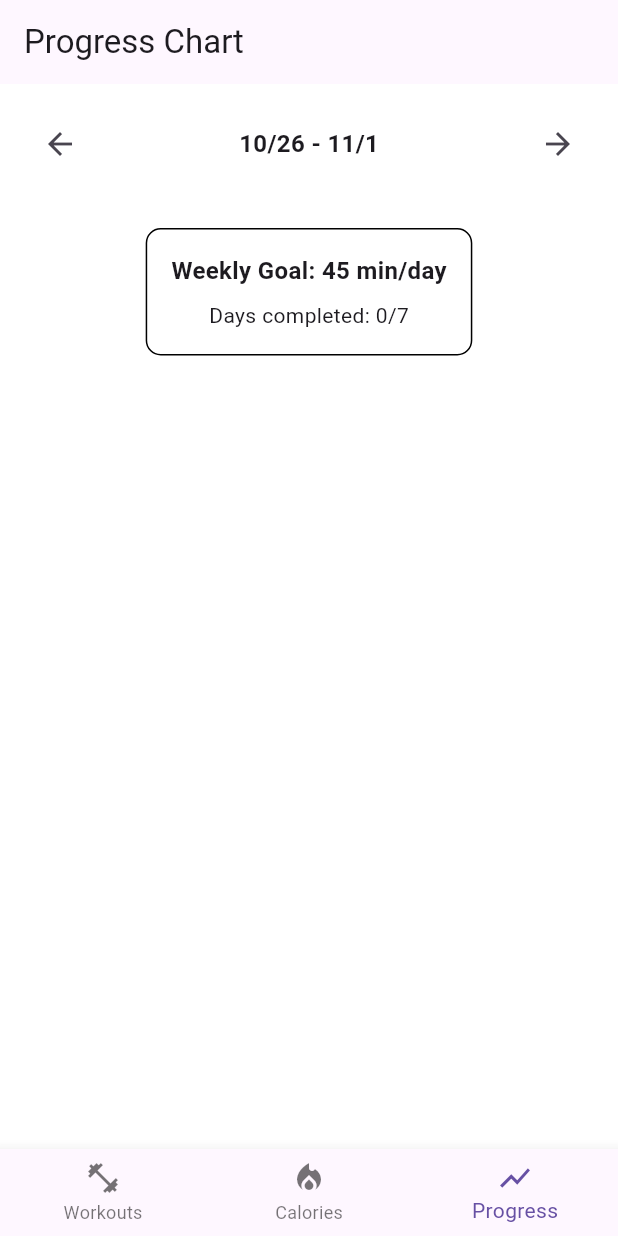
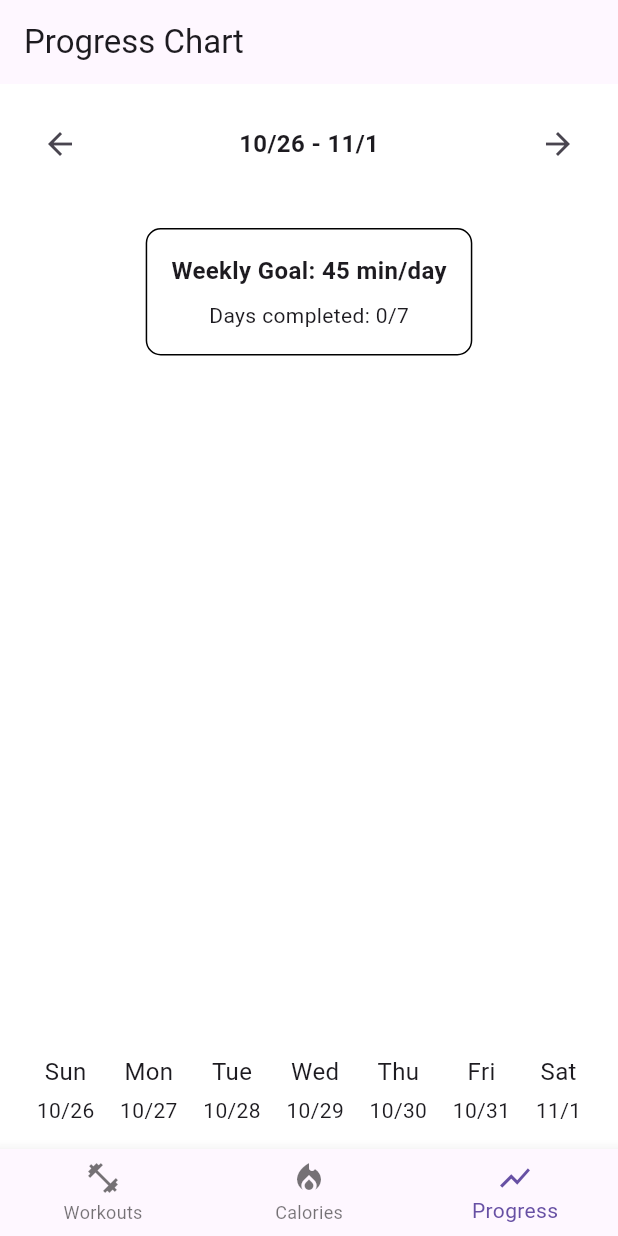
Before and after one commit to vk1hub/Fitness-Tracker, a Flutter app: the screen it shows after launch, item 3 of the bottom bar chosen, on a phone screen of 412 x 824 dp. Run offline on Flutter 3.47's test engine with Material 3 defaults, Android fonts, the light colour scheme and no system bars; our stand-ins replace table_calendar.

Commit message:
Added bar graph for the progress screen with functionality. Minutes come from all exercises.

```diff
--- a/lib/chart_screen.dart
+++ b/lib/chart_screen.dart
@@ -1,6 +1,11 @@
 import 'package:flutter/material.dart';
+import 'workout_model.dart';
 
 class ChartScreen extends StatefulWidget {
+  final List<WorkoutModel> workouts;
+
+  ChartScreen({this.workouts = const []});
+
   @override
   ChartScreenState createState() => ChartScreenState();
 }
@@ -31,6 +36,37 @@ class ChartScreenState extends State<ChartScreen> {
     return days;
   }
 
+  // Calculate total workout time for a specific day
+  double workoutTimePerDay(DateTime day) {
+    double totalTime = 0;
+
+    for (var workout in widget.workouts) {
+      if (workout.date.year == day.year &&
+          workout.date.month == day.month &&
+          workout.date.day == day.day) {
+
+        // get time from workout details
+        String details = workout.details;
+        if (details.contains('Time:')) {
+          String timePart = details.split('Time:')[1].split('\n')[0].trim();
+          String timeValue = timePart.split(' ')[0];
+          double time = double.tryParse(timeValue) ?? 0;
+          totalTime += time;
+        }
+
+        // get total time from weight training details
+        if (details.contains('Total Time:')) {
+          String timePart = details.split('Total Time:')[1].trim();
+          String timeValue = timePart.split(' ')[0];
+          double time = double.tryParse(timeValue) ?? 0;
+          totalTime += time;
+        }
+      }
+    }
+
+    return totalTime;
+  }
+
   void previousWeek() {
     setState(() {
       currentWeekStart = currentWeekStart.subtract(Duration(days: 7));
@@ -46,6 +82,15 @@ class ChartScreenState extends State<ChartScreen> {
   @override
   Widget build(BuildContext context) {
     List<DateTime> weekDays = getWeekDays();
+    List<String> dayNames = ['Sun', 'Mon', 'Tue', 'Wed', 'Thu', 'Fri', 'Sat'];
+
+    // track days that goal was met
+    int daysMetGoal = 0;
+    for (var day in weekDays) {
+      if (workoutTimePerDay(day) >= 45) {
+        daysMetGoal++;
+      }
+    }
 
     return Scaffold(
       appBar: AppBar(
@@ -53,7 +98,7 @@ class ChartScreenState extends State<ChartScreen> {
       ),
       body: Column(
         children: [
-          // Week calender
+          // Week calendar
           Container(
             padding: EdgeInsets.all(16),
             child: Row(
@@ -92,10 +137,65 @@ class ChartScreenState extends State<ChartScreen> {
                   ),
                   SizedBox(height: 8),
                   Text(
-                    'Days completed: 0/7',
+                    'Days completed: $daysMetGoal/7',
                     style: TextStyle(fontSize: 14),
                   ),
                 ],
+              ),
+            ),
+          ),
+
+          // Chart area
+          Expanded(
+            child: Padding(
+              padding: EdgeInsets.all(16),
+              child: Row(
+                mainAxisAlignment: MainAxisAlignment.spaceAround,
+                crossAxisAlignment: CrossAxisAlignment.end,
+                children: List.generate(7, (index) {
+                  double time = workoutTimePerDay(weekDays[index]);
+
+                  // get the max height of the bar (max 90 minutes shown)
+                  double maxHeight = 400;
+                  double barHeight = (time / 90) * maxHeight;
+                  if (barHeight > maxHeight) barHeight = maxHeight;
+
+                  return Column(
+                    mainAxisAlignment: MainAxisAlignment.end,
+                    children: [
+                      // add time label for the bar
+                      if (time > 0)
+                        Text(
+                          '${time.toInt()}',
+                          style: TextStyle(fontSize: 12),
+                        ),
+                      if (time > 0) SizedBox(height: 4),
+
+                      // the bar
+                      Container(
+                        width: 30,
+                        height: barHeight,
+                        decoration: BoxDecoration(
+                          color: Colors.blue,
+                          borderRadius: BorderRadius.only(
+                          ),
+                        ),
+                      ),
+                      SizedBox(height: 8),
+
+                      // Day name
+                      Text(
+                        dayNames[index],
+                        style: TextStyle(fontSize: 16),
+                      ),
+                      SizedBox(height: 4),
+                      Text(
+                        '${weekDays[index].month}/${weekDays[index].day}',
+                        style: TextStyle(fontSize: 14),
+                      ),
+                    ],
+                  );
+                }),
               ),
             ),
           ),
--- a/lib/home_screen.dart
+++ b/lib/home_screen.dart
@@ -25,11 +25,11 @@ class MyHomePageState extends State<MyHomePage> {
 
   @override
   Widget build(BuildContext context) {
-    // list of screens - pass workouts and addWorkout function to WorkoutScreen
+    // list of screens - pass workouts to all screens that need it
     final List<Widget> screens = [
       WorkoutScreen(workouts: workouts, onAddWorkout: addWorkout),
       CalorieScreen(),
-      ChartScreen(),
+      ChartScreen(workouts: workouts), // Pass workouts here
     ];
 
     return Scaffold(
```
